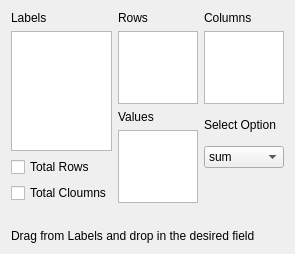
Qt form plugins/staging/pivottables/pivotmain.ui (KDE/krita) before a commit.
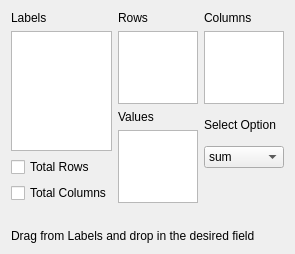
The same form after that commit.

Patch:
```diff
--- a/plugins/staging/pivottables/pivotmain.ui
+++ b/plugins/staging/pivottables/pivotmain.ui
@@ -43,7 +43,7 @@
            <item>
             <widget class="QCheckBox" name="TotalColumns">
              <property name="text">
-              <string>Total Cloumns</string>
+              <string>Total Columns</string>
              </property>
             </widget>
            </item>
```
